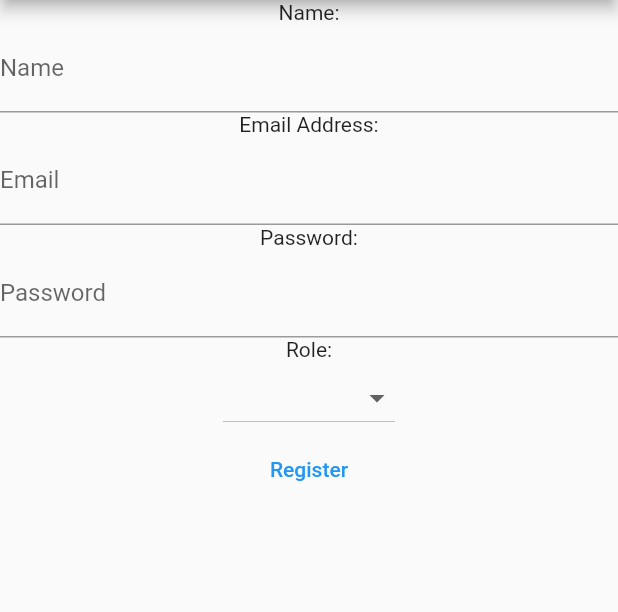
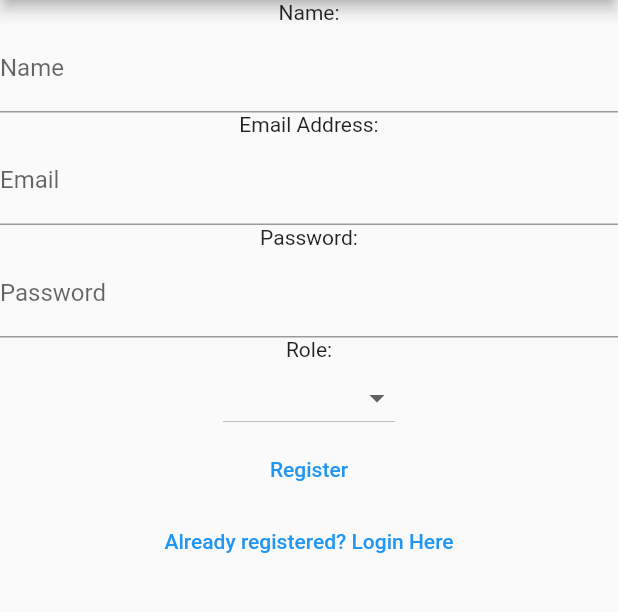
Before and after one commit to Aviyanshu/PulLey, a Flutter app: the RegisterView screen opened by its route, after a tap on "Register", on a phone screen of 412 x 824 dp, the part 84-696 px from its top. Run offline on Flutter 3.47's test engine with Material 2 defaults, Android fonts, the light colour scheme and no system bars; our stand-ins replace cloud_firestore, firebase_auth, firebase_core; accounts and stored records are empty; network calls fail.

Commit message:
Register done, Role based login remains

```diff
--- a/lib/main.dart
+++ b/lib/main.dart
@@ -74,7 +74,7 @@ class _PulLeyState extends State<PulLey> {
   Widget build(BuildContext context) {
     return Scaffold(
       appBar: AppBar(
-        title: const Text("hello"),
+        title: const Text(""),
       ),
     );
   }
--- a/lib/views/loginView.dart
+++ b/lib/views/loginView.dart
@@ -82,10 +82,10 @@ class _LoginViewState extends State<LoginView> {
                     password: password,
                   );
                   await FirebaseAuth.instance.signOut();
-                  /*Navigator.of(context).pushNamedAndRemoveUntil(
+                  Navigator.of(context).pushNamedAndRemoveUntil(
                     homeRoute,
                     (route) => false,
-                  );*/
+                  );
                 } on FirebaseAuthException catch (e) {
                   if (e.code == 'user-not-found') {
                     devtools.log("User not found");
--- a/lib/views/registerView.dart
+++ b/lib/views/registerView.dart
@@ -73,18 +73,23 @@ class _RegisterViewState extends State<RegisterView> {
           children: [
             const Text('Name:'),
             TextFormField(
-              decoration: const InputDecoration(labelText: 'Name'),
+              decoration: const InputDecoration(
+                labelText: 'Name',
+              ),
+              controller: _username,
               validator: (value) {
                 if (value != null && value.isEmpty) {
                   return 'Please enter a name';
                 }
-                _username.text = value!;
                 return null;
               },
             ),
             const Text('Email Address:'),
             TextFormField(
-              decoration: const InputDecoration(labelText: 'Email'),
+              decoration: const InputDecoration(
+                labelText: 'Email',
+              ),
+              controller: _email,
               keyboardType: TextInputType.emailAddress,
               enableSuggestions: false,
               autocorrect: false,
@@ -92,7 +97,6 @@ class _RegisterViewState extends State<RegisterView> {
                 if (value != null && value.isEmpty) {
                   return 'Please enter a valid email';
                 }
-                _email.text = value!;
                 return null;
               },
             ),
@@ -101,6 +105,7 @@ class _RegisterViewState extends State<RegisterView> {
               decoration: const InputDecoration(
                 labelText: 'Password',
               ),
+              controller: _password,
               obscureText: true,
               enableSuggestions: false,
               autocorrect: false,
@@ -108,7 +113,6 @@ class _RegisterViewState extends State<RegisterView> {
                 if (value != null && value.isEmpty) {
                   return 'Please enter a strong password';
                 }
-                _password.text = value!;
                 return null;
               },
             ),
@@ -130,6 +134,11 @@ class _RegisterViewState extends State<RegisterView> {
                 final password = _password.text;
                 final role = _role.text;
 
+                final UserCredential =
+                    await FirebaseAuth.instance.createUserWithEmailAndPassword(
+                  email: email,
+                  password: password,
+                );
                 final CollectionReference userCollection =
                     FirebaseFirestore.instance.collection('users');
                 try {
@@ -142,8 +151,24 @@ class _RegisterViewState extends State<RegisterView> {
                 } catch (e) {
                   devtools.log(e.toString());
                 }
+                final shouldRegister = await showDialogBox(context);
+                if (shouldRegister) {
+                  Navigator.of(context).pushNamedAndRemoveUntil(
+                    loginRoute,
+                    (route) => false,
+                  );
+                }
               },
               child: const Text("Register"),
+            ),
+            TextButton(
+              onPressed: () {
+                Navigator.of(context).pushNamedAndRemoveUntil(
+                  loginRoute,
+                  (route) => false,
+                );
+              },
+              child: const Text('Already registered? Login Here'),
             ),
           ],
         ),
@@ -151,3 +176,22 @@ class _RegisterViewState extends State<RegisterView> {
     );
   }
 }
+
+Future<bool> showDialogBox(BuildContext context) {
+  return showDialog(
+    context: context,
+    builder: (context) {
+      return AlertDialog(
+          title: const Text("Registered"),
+          content: const Text("You have been registered succefully"),
+          actions: <Widget>[
+            TextButton(
+              onPressed: () {
+                Navigator.of(context).pop();
+              },
+              child: const Text("OK"),
+            ),
+          ]);
+    },
+  ).then((value) => value ?? false);
+}
```
